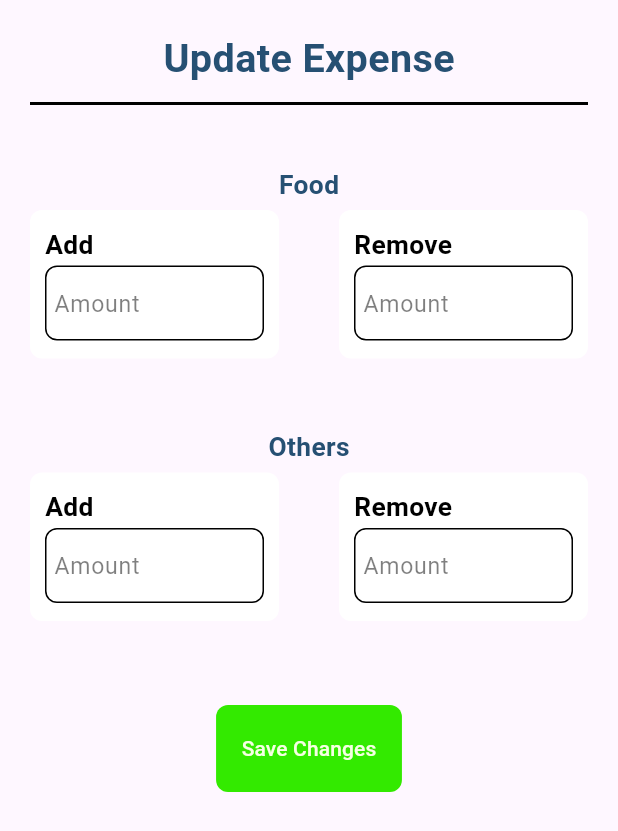
After one commit to fahimmahmud618/Monthy_Tracker, a Flutter app: the AddNewExpensePage screen opened directly, on a phone screen of 412 x 824 dp. The commit adds this screen. Shown: the top 831 px of the screen. Run offline on Flutter 3.47's test engine with Material 3 defaults, Android fonts, the phone set to English and light mode, and no system bars.

Commit message:
update cost done without date issue

```diff
--- /dev/null
+++ b/lib/Pages/add_new_expence_page.dart
@@ -0,0 +1,80 @@
+import 'package:flutter/material.dart';
+import 'package:monthy_tracker/Styles.dart';
+import 'package:monthy_tracker/Widgets/action_button.dart';
+import 'package:monthy_tracker/Widgets/input_text_widget.dart';
+import 'package:monthy_tracker/Widgets/page_title_bar.dart';
+
+class AddNewExpensePage extends StatefulWidget {
+  const AddNewExpensePage({super.key});
+
+  @override
+  State<AddNewExpensePage> createState() => _AddNewExpensePageState();
+}
+
+class _AddNewExpensePageState extends State<AddNewExpensePage> {
+  TextEditingController addedFoodCost = new TextEditingController();
+  TextEditingController addedFoodCostReason = new TextEditingController();
+  TextEditingController addedOtherCost = new TextEditingController();
+  TextEditingController addedOtherCostReason = new TextEditingController();
+  TextEditingController removedFoodCost = new TextEditingController();
+  TextEditingController removedOtherCost = new TextEditingController();
+
+  bool isShowFoodReason=false;
+  bool isShowOtherReason=false;
+
+  void update_food_reason(String x){
+    setState(() {
+      isShowFoodReason=true;
+    });
+  }
+  void update_other_reason(String x){
+    setState(() {
+      isShowOtherReason=true;
+    });
+  }
+
+  void update_cost_in_db(){
+    //TODO
+    print("update cost in db trigged");
+  }
+
+  @override
+  Widget build(BuildContext context) {
+    return SafeArea(
+      child: Scaffold(
+        body: Container(
+          child: Column(
+            mainAxisAlignment: MainAxisAlignment.start,
+            children: [
+              PageTitleBar(context, color1, "Update Expense"),
+              SizedBox(height: 30,),
+              Text("Food", style: boldTextStyle(context, color1),),
+              Row(
+                children: [
+                  Expanded(child: InputTextActionWidget(context, Colors.white, Colors.black, "Add", "Amount", addedFoodCost, false, update_food_reason)),
+                  Expanded(child: InputTextWidget(context, Colors.white, Colors.black, "Remove", "Amount", removedFoodCost, false)),
+                ],
+              ),
+              isShowFoodReason?
+                InputTextWidget(context, Colors.white, Colors.black, "Added Amount Reason", "Reason", addedFoodCostReason, false):
+                  Text(""),
+              SizedBox(height: 20,),
+              Text("Others", style: boldTextStyle(context, color1),),
+              Row(
+                children: [
+                  Expanded(child: InputTextActionWidget(context, Colors.white, Colors.black, "Add", "Amount", addedOtherCost, false, update_other_reason)),
+                  Expanded(child: InputTextWidget(context, Colors.white, Colors.black, "Remove", "Amount", removedOtherCost, false)),
+                ],
+              ),
+              isShowOtherReason?
+              InputTextWidget(context, Colors.white, Colors.black, "Added Amount Reason", "Reason", addedOtherCostReason, false):
+              Text(""),
+              SizedBox(height: 20,),
+              ActionButton(context, color3, "Save Changes", update_cost_in_db),
+            ],
+          ),
+        ),
+      ),
+    );
+  }
+}
--- a/lib/Pages/add_new_tuition.dart
+++ b/lib/Pages/add_new_tuition.dart
@@ -1,7 +1,7 @@
 import 'package:flutter/material.dart';
 import 'package:monthy_tracker/Widgets/action_button.dart';
 import 'package:monthy_tracker/Widgets/ancor_text.dart';
-import 'package:monthy_tracker/Widgets/heading_title_bar.dart';
+import 'package:monthy_tracker/Widgets/page_title_bar.dart';
 import 'package:monthy_tracker/Widgets/input_text_widget.dart';
 
 import '../Styles.dart';
--- a/lib/Pages/home_page.dart
+++ b/lib/Pages/home_page.dart
@@ -1,10 +1,11 @@
 import 'package:flutter/material.dart';
+import 'package:monthy_tracker/Pages/add_new_expence_page.dart';
 import 'package:monthy_tracker/Pages/add_new_tuition.dart';
 import 'package:monthy_tracker/Pages/update_tuition_page.dart';
 import 'package:monthy_tracker/Styles.dart';
 import 'package:monthy_tracker/Widgets/action_button.dart';
 import 'package:monthy_tracker/Widgets/appbar.dart';
-import 'package:monthy_tracker/Widgets/heading_title_bar.dart';
+import 'package:monthy_tracker/Widgets/page_title_bar.dart';
 import 'package:monthy_tracker/Widgets/stat_info_showbar.dart';
 
 class HomePage extends StatefulWidget {
@@ -42,6 +43,11 @@ class _HomePageState extends State<HomePage> {
     // TODO
     print("cost page triggered");
   }
+  void go_to_add_cost_page(){
+    print("cost page triggered");
+    Navigator.push(context, MaterialPageRoute(builder: (context)=>AddNewExpensePage()));
+
+  }
   @override
   Widget build(BuildContext context) {
     return SafeArea(child: Scaffold(
@@ -67,7 +73,12 @@ class _HomePageState extends State<HomePage> {
               HeadingTitleBar(context, "Cost Stat"),
               for(String data in statData)
                 StatInfoShowBar(context, data),
-              ActionButton(context, color3, "See Details", go_to_cost_page),
+              Row(
+                children: [
+                  ActionButton(context, color3, "See Details", go_to_cost_page),
+                  ActionButton(context, color3, "Update Cost", go_to_add_cost_page),
+                ],
+              ),
             ],
           )
         ),
--- a/lib/Pages/sign_in_page.dart
+++ b/lib/Pages/sign_in_page.dart
@@ -2,7 +2,7 @@ import 'package:flutter/material.dart';
 import 'package:monthy_tracker/Pages/home_page.dart';
 import 'package:monthy_tracker/Widgets/action_button.dart';
 import 'package:monthy_tracker/Widgets/ancor_text.dart';
-import 'package:monthy_tracker/Widgets/heading_title_bar.dart';
+import 'package:monthy_tracker/Widgets/page_title_bar.dart';
 import 'package:monthy_tracker/Widgets/input_text_widget.dart';
 
 import '../Styles.dart';
--- a/lib/Pages/sign_up_page.dart
+++ b/lib/Pages/sign_up_page.dart
@@ -4,7 +4,7 @@ import 'package:monthy_tracker/Pages/sign_in_page.dart';
 import 'package:monthy_tracker/Styles.dart';
 import 'package:monthy_tracker/Widgets/action_button.dart';
 import 'package:monthy_tracker/Widgets/ancor_text.dart';
-import 'package:monthy_tracker/Widgets/heading_title_bar.dart';
+import 'package:monthy_tracker/Widgets/page_title_bar.dart';
 import 'package:monthy_tracker/Widgets/input_text_widget.dart';
 
 class SignUpPage extends StatefulWidget {
--- a/lib/Pages/update_tuition_page.dart
+++ b/lib/Pages/update_tuition_page.dart
@@ -2,7 +2,7 @@ import 'package:flutter/material.dart';
 import 'package:monthy_tracker/Models/tuition.dart';
 import 'package:monthy_tracker/Widgets/action_button.dart';
 import 'package:monthy_tracker/Widgets/dropdown.dart';
-import 'package:monthy_tracker/Widgets/heading_title_bar.dart';
+import 'package:monthy_tracker/Widgets/page_title_bar.dart';
 import 'package:monthy_tracker/Widgets/icon_with_action.dart';
 import 'package:monthy_tracker/Widgets/update_tuition_widget.dart';
 
--- a/lib/Styles.dart
+++ b/lib/Styles.dart
@@ -4,6 +4,10 @@ import 'package:flutter/material.dart';
 double get_scale_factor(BuildContext context){
   double screenWidth = MediaQuery.of(context).size.width;
   return screenWidth / 375.0;
+}
+
+double get_screenWidth(BuildContext context){
+  return MediaQuery.of(context).size.width;
 }
 
 Color color1 = Color(0xFF265073);
--- a/lib/Widgets/input_text_widget.dart
+++ b/lib/Widgets/input_text_widget.dart
@@ -38,3 +38,45 @@
     ),
   );
 }
+
+
+Widget InputTextActionWidget(BuildContext context,Color borderColor, Color textColor, String title, String placeholder, TextEditingController textEditingController, bool ishide, void Function(String) onChanged){
+  return InkWell(
+    // onTap: action,
+    child: Container(
+      margin: EdgeInsets.fromLTRB(20, 5, 20, 5),
+      padding: EdgeInsets.fromLTRB(10, 10, 10, 10),
+      decoration: BoxDecoration(
+        color: borderColor,
+        borderRadius: BorderRadius.circular(8)
+      ),
+      child: Column(
+        crossAxisAlignment: CrossAxisAlignment.start,
+        children: [
+          Text(title, style: boldTextStyle(context, textColor),),
+          Container(
+            padding: EdgeInsets.symmetric(horizontal: 5),
+            margin: EdgeInsets.symmetric(vertical: 2),
+            decoration: BoxDecoration(
+              borderRadius: BorderRadius.circular(8),
+              border: Border.all(
+                color: Colors.black,
+                width: 1,
+              )
+            ),
+            child: TextField(
+              onChanged: onChanged,
+              obscureText: ishide,
+              controller: textEditingController,
+              decoration: InputDecoration(
+                border: InputBorder.none,
+                  hintText: placeholder,
+                hintStyle: hintTextStyle(context, textColor)
+              ),
+            ),
+          )
+        ],
+      ),
+    ),
+  );
+}
--- /dev/null
+++ b/lib/Widgets/update_cost.dart
@@ -0,0 +1,9 @@
+import 'package:flutter/material.dart';
+
+Widget UpdateCostWidget(BuildContext context, TextEditingController reason, TextEditingController add, TextEditingController remove){
+  return Container(
+    child: Column(
+
+    ),
+  );
+}
```
Also changed, not shown: lib/Widgets/page_title_bar.dart (renamed from lib/Widgets/heading_title_bar.dart).
